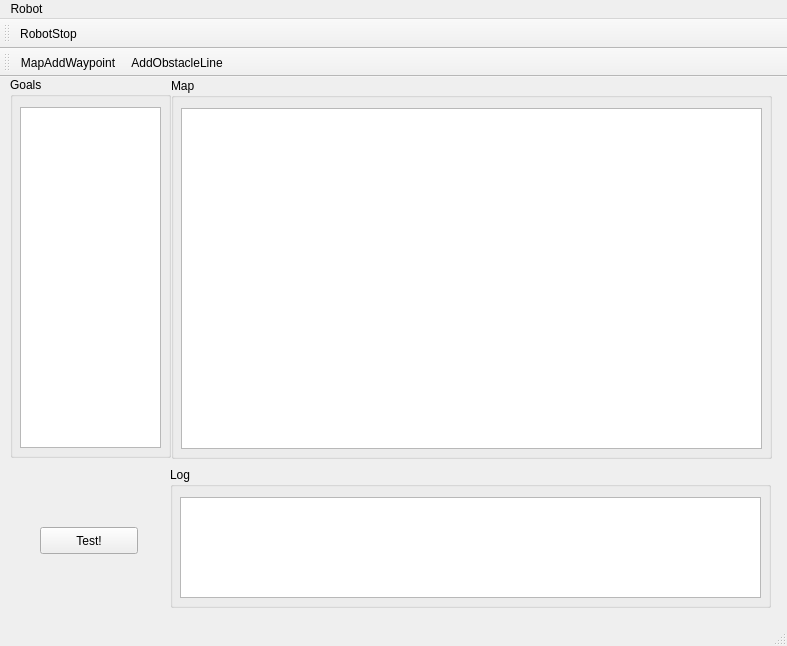
This is gui/RobotGUI/mainwindow.ui in cfezequiel/mscs-thesis as Qt 5 draws it before an edit. The edited form follows.
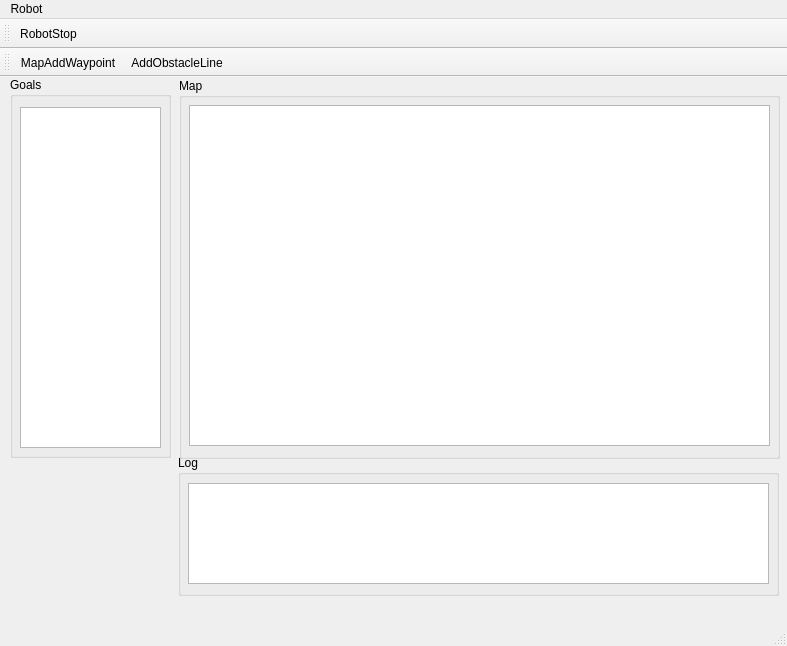
This is the edited form.

Commit message: Modified gui. Removed test button.

```diff
--- a/gui/RobotGUI/mainwindow.ui
+++ b/gui/RobotGUI/mainwindow.ui
@@ -61,7 +61,7 @@
    <widget class="QGroupBox" name="groupBoxMap">
     <property name="geometry">
      <rect>
-      <x>171</x>
+      <x>179</x>
       <y>1</y>
       <width>601</width>
       <height>381</height>
@@ -74,7 +74,7 @@
      <property name="geometry">
       <rect>
        <x>10</x>
-       <y>30</y>
+       <y>27</y>
        <width>581</width>
        <height>341</height>
       </rect>
@@ -84,8 +84,8 @@
    <widget class="QGroupBox" name="groupBoxLog">
     <property name="geometry">
      <rect>
-      <x>170</x>
-      <y>390</y>
+      <x>178</x>
+      <y>378</y>
       <width>601</width>
       <height>141</height>
      </rect>
@@ -97,33 +97,13 @@
      <property name="geometry">
       <rect>
        <x>10</x>
-       <y>30</y>
+       <y>28</y>
        <width>581</width>
        <height>101</height>
       </rect>
      </property>
     </widget>
    </widget>
-   <widget class="QPushButton" name="pushButtonTest">
-    <property name="geometry">
-     <rect>
-      <x>40</x>
-      <y>450</y>
-      <width>98</width>
-      <height>27</height>
-     </rect>
-    </property>
-    <property name="text">
-     <string>Test!</string>
-    </property>
-   </widget>
-   <zorder>groupBoxGoals</zorder>
-   <zorder>groupBox_2</zorder>
-   <zorder>groupBoxGoals</zorder>
-   <zorder>groupBoxMap</zorder>
-   <zorder>groupBoxLog</zorder>
-   <zorder>gridLayoutWidget</zorder>
-   <zorder>pushButtonTest</zorder>
   </widget>
   <widget class="QMenuBar" name="menuBar">
    <property name="geometry">
```
Left out of the diff: 4 changed lines with no effect on the pictures. The commit also changes 1 other file.
